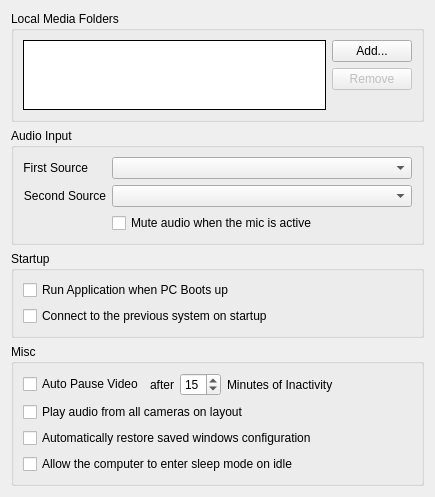
First picture: the form in vms/client/nx_vms_client_desktop/src/ui/widgets/local_settings/general_preferences_widget.ui, repository networkoptix/nx_open, before the edit.
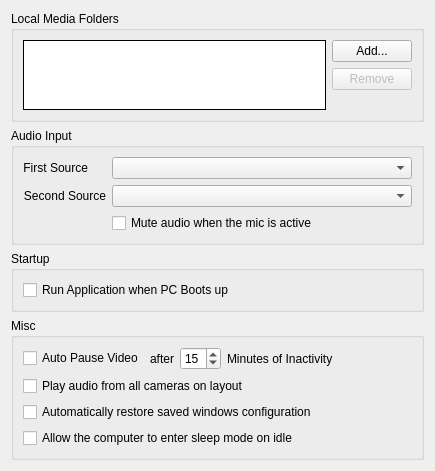
Second picture: the form after the edit.

```diff
--- a/vms/client/nx_vms_client_desktop/src/ui/widgets/local_settings/general_preferences_widget.ui
+++ b/vms/client/nx_vms_client_desktop/src/ui/widgets/local_settings/general_preferences_widget.ui
@@ -134,13 +134,6 @@
         </property>
        </widget>
       </item>
-      <item>
-       <widget class="QCheckBox" name="autoLoginCheckBox">
-        <property name="text">
-         <string>Connect to the previous system on startup</string>
-        </property>
-       </widget>
-      </item>
      </layout>
     </widget>
    </item>
```
